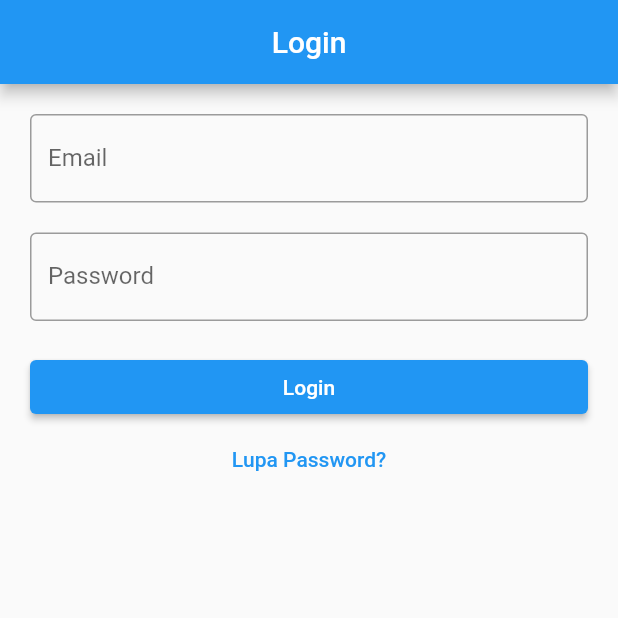
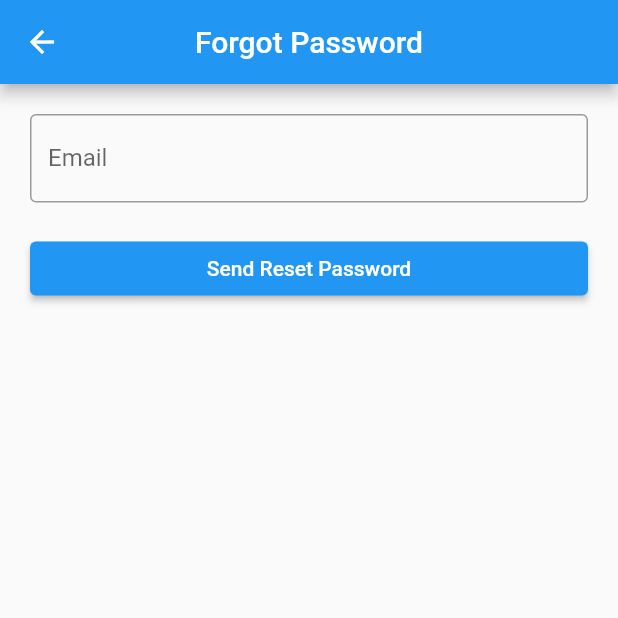
Before and after one commit to aldyrains/Flutter_Presence_Apps, a Flutter app: the screen it shows after launch, after a tap on "Lupa Password?", on a phone screen of 412 x 824 dp, the top half of it. Run offline on Flutter 3.47's test engine with Material 2 defaults, Android fonts, the phone set to English and light mode, and no system bars; our stand-ins replace cloud_firestore, firebase_auth, firebase_core, get; missing offline and left inert: dart:ffi; accounts and stored records are empty.

Commit message:
[FEATURE] add Forgot Password

```diff
--- /dev/null
+++ b/lib/app/modules/forgot_password/bindings/forgot_password_binding.dart
@@ -0,0 +1,12 @@
+import 'package:get/get.dart';
+
+import '../controllers/forgot_password_controller.dart';
+
+class ForgotPasswordBinding extends Bindings {
+  @override
+  void dependencies() {
+    Get.lazyPut<ForgotPasswordController>(
+      () => ForgotPasswordController(),
+    );
+  }
+}
--- /dev/null
+++ b/lib/app/modules/forgot_password/controllers/forgot_password_controller.dart
@@ -0,0 +1,26 @@
+import 'package:firebase_auth/firebase_auth.dart';
+import 'package:flutter/cupertino.dart';
+import 'package:get/get.dart';
+
+class ForgotPasswordController extends GetxController {
+  RxBool isLoading = false.obs;
+  TextEditingController emailC = TextEditingController();
+  FirebaseAuth auth = FirebaseAuth.instance;
+
+  void sendEmail() async {
+    if (emailC.text.isNotEmpty) {
+      isLoading.value = true;
+      try {
+        await auth.sendPasswordResetEmail(email: emailC.text);
+        Get.snackbar("Berhasil",
+            "Kami telah mengirimkan email reset password, periksa email kamu");
+        Get.back();
+      } catch (e) {
+        Get.snackbar(
+            "Terjadi Kesalahan", "Tidak dapat mengirim email reset password");
+      } finally {
+        isLoading.value = false;
+      }
+    }
+  }
+}
--- /dev/null
+++ b/lib/app/modules/forgot_password/views/forgot_password_view.dart
@@ -0,0 +1,40 @@
+import 'package:flutter/material.dart';
+
+import 'package:get/get.dart';
+
+import '../controllers/forgot_password_controller.dart';
+
+class ForgotPasswordView extends GetView<ForgotPasswordController> {
+  const ForgotPasswordView({Key? key}) : super(key: key);
+  @override
+  Widget build(BuildContext context) {
+    return Scaffold(
+      appBar: AppBar(
+        title: const Text('Forgot Password'),
+        centerTitle: true,
+      ),
+      body:  ListView(
+        padding: EdgeInsets.all(20),
+        children: [
+          TextField(
+            autocorrect: false,
+            controller: controller.emailC,
+            decoration: InputDecoration(
+                labelText: "Email", border: OutlineInputBorder()),
+          ),
+          SizedBox(height: 20),
+          Obx(
+            ()=> ElevatedButton(onPressed: () {
+              if(controller.isLoading.isFalse){
+               controller.sendEmail();
+              }
+            },
+            child: Text(controller.isLoading.isFalse ? "Send Reset Password" : "Loading..."),
+            ),
+          ),
+
+        ]
+      ),
+    );
+  }
+}
--- a/lib/app/modules/login/views/login_view.dart
+++ b/lib/app/modules/login/views/login_view.dart
@@ -1,4 +1,5 @@
 import 'package:flutter/material.dart';
+import 'package:flutter_presence_apps/app/routes/app_pages.dart';
 
 import 'package:get/get.dart';
 
@@ -35,16 +36,21 @@ class LoginView extends GetView<LoginController> {
           SizedBox(
             height: 20,
           ),
-          Obx(()=>
-             ElevatedButton(
-                onPressed: () async{
-                  if(controller.isLoading.isFalse){
-                 await controller.login();
+          Obx(
+            () => ElevatedButton(
+                onPressed: () async {
+                  if (controller.isLoading.isFalse) {
+                    await controller.login();
                   }
                 },
-                child: Text(controller.isLoading.isFalse ? "Login" : "Loading...")),
+                child: Text(
+                    controller.isLoading.isFalse ? "Login" : "Loading...")),
           ),
-          TextButton(onPressed: () {}, child: Text("Lupa Password?"))
+          TextButton(
+              onPressed: () {
+                Get.toNamed(Routes.FORGOT_PASSWORD);
+              },
+              child: Text("Lupa Password?"))
         ],
       ),
     );
--- a/lib/app/routes/app_pages.dart
+++ b/lib/app/routes/app_pages.dart
@@ -2,6 +2,8 @@ import 'package:get/get.dart';
 
 import '../modules/add_pegawai/bindings/add_pegawai_binding.dart';
 import '../modules/add_pegawai/views/add_pegawai_view.dart';
+import '../modules/forgot_password/bindings/forgot_password_binding.dart';
+import '../modules/forgot_password/views/forgot_password_view.dart';
 import '../modules/home/bindings/home_binding.dart';
 import '../modules/home/views/home_view.dart';
 import '../modules/login/bindings/login_binding.dart';
@@ -37,5 +39,10 @@ class AppPages {
       page: () => const NewPasswordView(),
       binding: NewPasswordBinding(),
     ),
+    GetPage(
+      name: _Paths.FORGOT_PASSWORD,
+      page: () => const ForgotPasswordView(),
+      binding: ForgotPasswordBinding(),
+    ),
   ];
 }
--- a/lib/app/routes/app_routes.dart
+++ b/lib/app/routes/app_routes.dart
@@ -7,6 +7,7 @@ abstract class Routes {
   static const ADD_PEGAWAI = _Paths.ADD_PEGAWAI;
   static const LOGIN = _Paths.LOGIN;
   static const NEW_PASSWORD = _Paths.NEW_PASSWORD;
+  static const FORGOT_PASSWORD = _Paths.FORGOT_PASSWORD;
 }
 
 abstract class _Paths {
@@ -14,4 +15,5 @@ abstract class _Paths {
   static const ADD_PEGAWAI = '/add-pegawai';
   static const LOGIN = '/login';
   static const NEW_PASSWORD = '/new-password';
+  static const FORGOT_PASSWORD = '/forgot-password';
 }
```
